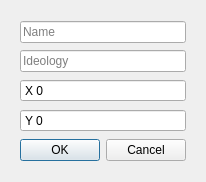
Qt form src/gui/addpartydialog.ui (4ahlikNevmiruchi/PoliticalSim) before a commit.
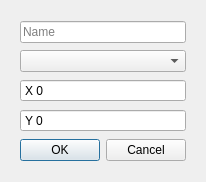
The same form after that commit.

Commit message: ideology model, new ideology assignment based of new table

Diff of the .ui file:
```diff
--- a/src/gui/addpartydialog.ui
+++ b/src/gui/addpartydialog.ui
@@ -25,7 +25,7 @@
        </widget>
       </item>
       <item>
-       <widget class="QLineEdit" name="ideologyEdit">
+       <widget class="QComboBox" name="ideologyComboBox">
         <property name="placeholderText">
          <string>Ideology</string>
         </property>
```
The commit also changes 16 other files.
